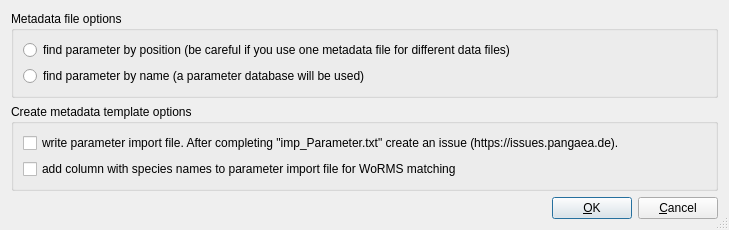
pangaea-data-publisher/Split2Events, file trunk/Forms/MetadataTemplateOptionsDialog/metadatatemplateoptionsdialog.ui: the form before one commit.
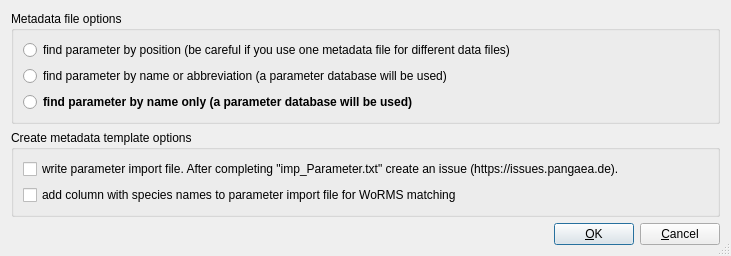
The form after the commit.

Commit message: Metadata Template Option Dialog - find by name only

Patch:
```diff
--- a/trunk/Forms/MetadataTemplateOptionsDialog/metadatatemplateoptionsdialog.ui
+++ b/trunk/Forms/MetadataTemplateOptionsDialog/metadatatemplateoptionsdialog.ui
@@ -6,8 +6,8 @@
    <rect>
     <x>0</x>
     <y>0</y>
-    <width>729</width>
-    <height>224</height>
+    <width>731</width>
+    <height>243</height>
    </rect>
   </property>
   <property name="windowTitle">
@@ -33,7 +33,20 @@
       <item row="1" column="0">
        <widget class="QRadioButton" name="findByNameRadioButton">
         <property name="text">
-         <string>find parameter by name (a parameter database will be used)</string>
+         <string>find parameter by name or abbreviation (a parameter database will be used)</string>
+        </property>
+       </widget>
+      </item>
+      <item row="2" column="0">
+       <widget class="QRadioButton" name="findByNameOnlyRadioButton">
+        <property name="font">
+         <font>
+          <weight>75</weight>
+          <bold>true</bold>
+         </font>
+        </property>
+        <property name="text">
+         <string>find parameter by name only (a parameter database will be used)</string>
         </property>
        </widget>
       </item>
```
Left out of the diff: 9 changed lines with no effect on the pictures. The commit also changes 6 other files.
